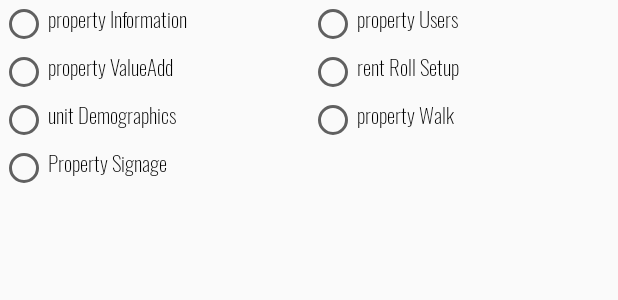
After one commit to susmithareddyyeruva/ExstreamNewUI, an Android app: the layout lst_property_item.xml on its own in the app's theme, with its tools: preview values and no code run, on a phone screen of 412 x 824 dp. The commit adds this screen. Shown: the top 300 px of the screen. Run offline under Robolectric (Android 15) with nearby library versions, the phone set to English and light mode, and no system bars.

Commit message:
added propertylist

```diff
--- a/app/src/main/java/android/propertymanagement/Services/APIConstantURL.java
+++ b/app/src/main/java/android/propertymanagement/Services/APIConstantURL.java
@@ -31,6 +31,9 @@ public interface APIConstantURL {
     //GetAllAccountUsers
     String GetAllAccountUsers = BASE_URL + "api/User/GetAllAccountUsers";
 
+    //GetAllPropertys
+    String GetAllPropertys = BASE_URL + "api/Property/GetPropertySetupProgress";
+
     //GetCreateUser
     String GetCreateUser = BASE_URL + "api/User/CreateUser";
 
--- a/app/src/main/res/layout/content_home.xml
+++ b/app/src/main/res/layout/content_home.xml
@@ -85,6 +85,10 @@
                     android:layout_weight=".2"
                     android:src="@drawable/icon_plus" />
             </LinearLayout>
+            <ExpandableListView
+                android:id="@+id/lst_property"
+                android:layout_width="match_parent"
+                android:layout_height="wrap_content"/>
         </LinearLayout>
 
     </android.support.v7.widget.CardView>
--- /dev/null
+++ b/app/src/main/res/layout/lst_property_item.xml
@@ -0,0 +1,76 @@
+<?xml version="1.0" encoding="utf-8"?>
+<LinearLayout xmlns:android="http://schemas.android.com/apk/res/android"
+    android:orientation="horizontal" android:layout_width="match_parent"
+    android:layout_height="wrap_content" >
+    <LinearLayout
+        android:orientation="vertical"
+        android:layout_weight="0.5"
+        android:layout_width="0dp"
+        android:layout_height="match_parent">
+        <RadioButton
+            android:fontFamily="@font/oswald_extralight"
+            android:buttonTint="@color/light_grey_color"
+            android:id="@+id/rd_info"
+            android:text="property Information"
+            android:gravity="left"
+            android:layout_width="wrap_content"
+            android:layout_height="wrap_content"/>
+        <RadioButton
+            android:id="@+id/rd_property"
+            android:fontFamily="@font/oswald_extralight"
+            android:buttonTint="@color/light_grey_color"
+            android:text="property ValueAdd"
+            android:gravity="left"
+            android:layout_width="wrap_content"
+            android:layout_height="wrap_content"/>
+        <RadioButton
+            android:id="@+id/rd_unit"
+            android:fontFamily="@font/oswald_extralight"
+            android:buttonTint="@color/light_grey_color"
+            android:text="unit Demographics"
+            android:gravity="left"
+            android:layout_width="wrap_content"
+            android:layout_height="wrap_content"/>
+        <RadioButton
+            android:id="@+id/rd_property_signage"
+            android:fontFamily="@font/oswald_extralight"
+            android:buttonTint="@color/light_grey_color"
+            android:text="Property Signage"
+            android:gravity="left"
+            android:layout_width="wrap_content"
+            android:layout_height="wrap_content"/>
+
+    </LinearLayout>
+    <LinearLayout
+        android:orientation="vertical"
+        android:layout_weight="0.5"
+        android:layout_width="0dp"
+        android:layout_height="match_parent">
+        <RadioButton
+
+            android:fontFamily="@font/oswald_extralight"
+            android:buttonTint="@color/light_grey_color"
+            android:id="@+id/rd_users"
+            android:text="property Users"
+            android:gravity="left"
+            android:layout_width="wrap_content"
+            android:layout_height="wrap_content"/>
+        <RadioButton
+            android:id="@+id/rd_rent_"
+            android:fontFamily="@font/oswald_extralight"
+            android:buttonTint="@color/light_grey_color"
+            android:text="rent Roll Setup"
+            android:gravity="left"
+            android:layout_width="wrap_content"
+            android:layout_height="wrap_content"/>
+        <RadioButton
+            android:id="@+id/rd_property_walk"
+            android:fontFamily="@font/oswald_extralight"
+            android:buttonTint="@color/light_grey_color"
+            android:text="property Walk"
+            android:gravity="left"
+            android:layout_width="wrap_content"
+            android:layout_height="wrap_content"/>
+
+    </LinearLayout>
+</LinearLayout>
```
Also changed, not shown: app/src/main/java/android/propertymanagement/Activities/ExpandablePropertyAdapter.java (added, +112 -0 lines), app/src/main/java/android/propertymanagement/Activities/HomeActivity.java (+101 -0 lines), app/src/main/java/android/propertymanagement/ModelClass/ResponseModelClasses/GetPropertySetupResponce.java (added, +133 -0 lines), app/src/main/java/android/propertymanagement/Services/ExStreamApiService.java (+9 -0 lines), app/src/main/res/layout/lst_property_mainitem.xml (added, +26 -0 lines).
